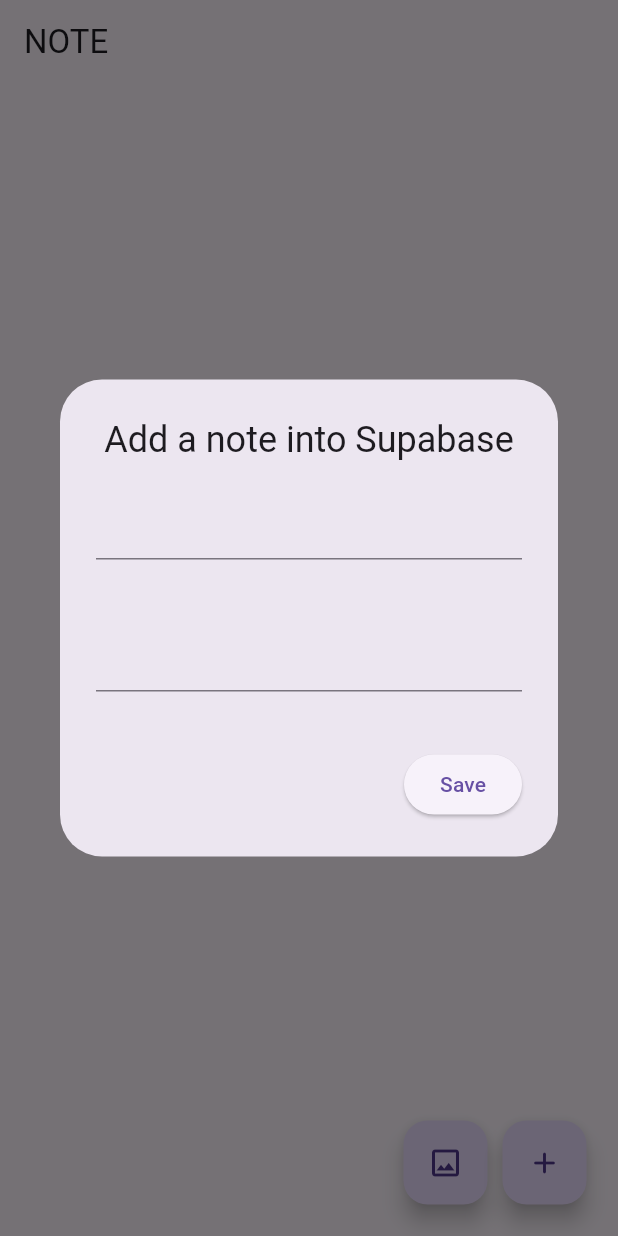
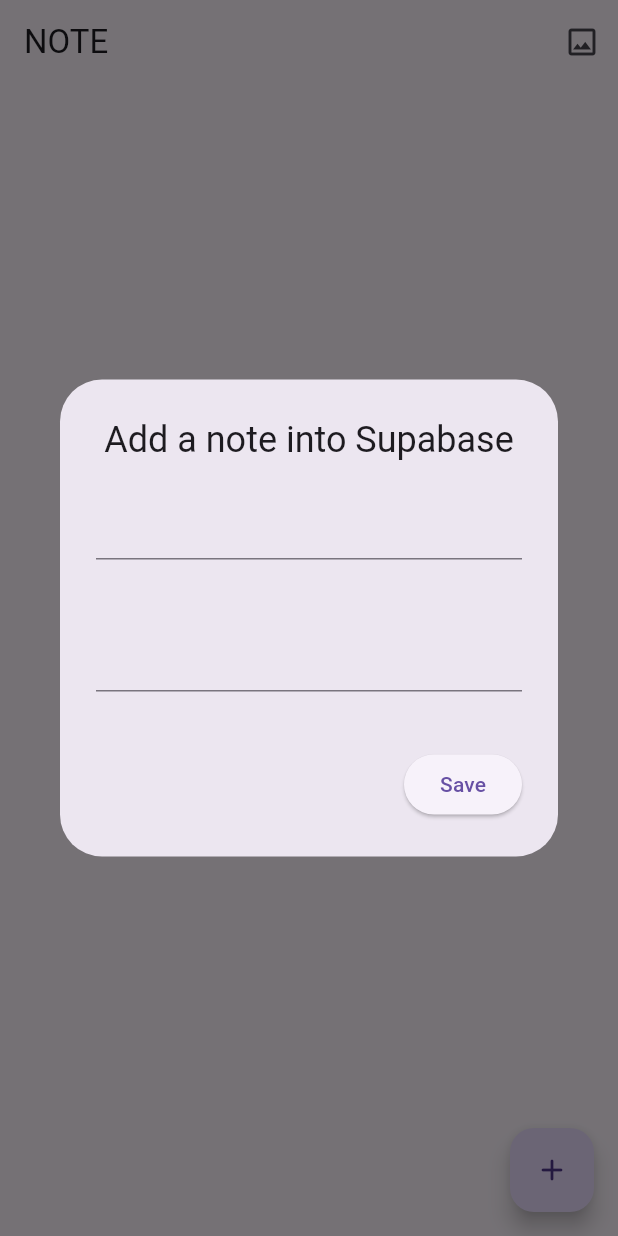
Before and after one commit to m-mhe/supa_base_practice, a Flutter app: the screen it shows after launch, after a tap on the "add" icon, on a phone screen of 412 x 824 dp. Run offline on Flutter 3.47's test engine with Material 3 defaults, Android fonts, the phone set to English and light mode, and no system bars; our stand-ins replace get, image_picker, supabase_flutter; accounts and stored records are empty.

Commit message:
Image URL fetch

```diff
--- a/live_sync/lib/controllers/image_data_upload_controller.dart
+++ b/live_sync/lib/controllers/image_data_upload_controller.dart
@@ -1,6 +1,4 @@
 import 'dart:io';
-
-import 'package:flutter/material.dart';
 import 'package:get/get.dart';
 import 'package:supabase_flutter/supabase_flutter.dart';
 
@@ -17,6 +15,8 @@
       final DateTime fieName = DateTime.now();
       final String path = "uploads/$fieName";
       await Supabase.instance.client.storage.from("ImageStore").upload(path, imageFile);
+      final String imageUrl = Supabase.instance.client.storage.from("ImageStore").getPublicUrl(path);
+      await Supabase.instance.client.from("images").insert({"image_url":imageUrl});
       _loading = false;
       update();
     }
--- a/live_sync/lib/ui/screens/home_screen.dart
+++ b/live_sync/lib/ui/screens/home_screen.dart
@@ -2,7 +2,7 @@
 import 'package:get/get.dart';
 import 'package:live_sync/controllers/text_data_add_controller.dart';
 import 'package:live_sync/controllers/text_data_edit_controller.dart';
-import 'package:live_sync/ui/screens/image_upload_screen.dart';
+import 'package:live_sync/ui/screens/image_notes.dart';
 import 'package:supabase_flutter/supabase_flutter.dart';
 
 import '../../controllers/text_data_delete_controller.dart';
@@ -25,6 +25,13 @@
     return Scaffold(
       appBar: AppBar(
         title: const Text("NOTE"),
+        actions: [
+          IconButton(onPressed: (){
+            Navigator.push(context, MaterialPageRoute(builder: (BuildContext context){
+              return const ImageNotes();
+            }));
+          }, icon: const Icon(Icons.image_outlined))
+        ],
       ),
       body: StreamBuilder<List<Map<String, dynamic>>>(
         stream: _notesStream,
@@ -136,23 +143,7 @@
           }
         },
       ),
-      floatingActionButton: Row(
-        mainAxisAlignment: MainAxisAlignment.end,
-        children: [
-          Padding(
-            padding: const EdgeInsets.all(5),
-            child: FloatingActionButton(
-              onPressed: () {
-                Navigator.push(context, MaterialPageRoute(builder: (context){
-                  return const ImageUploadScreen();
-                }));
-              },
-              child: const Icon(Icons.image_outlined),
-            ),
-          ),
-          Padding(
-            padding: const EdgeInsets.all(5),
-            child: FloatingActionButton(
+      floatingActionButton: FloatingActionButton(
         onPressed: () {
           showDialog(
               context: context,
@@ -203,9 +194,6 @@
         },
         child: const Icon(Icons.add_rounded),
       ),
-          ),
-        ],
-      ),
     );
   }
 }
```
Also changed, not shown: live_sync/lib/ui/screens/image_notes.dart (added, +59 -0 lines). Lines whose indentation alone changed are shown as unchanged.
